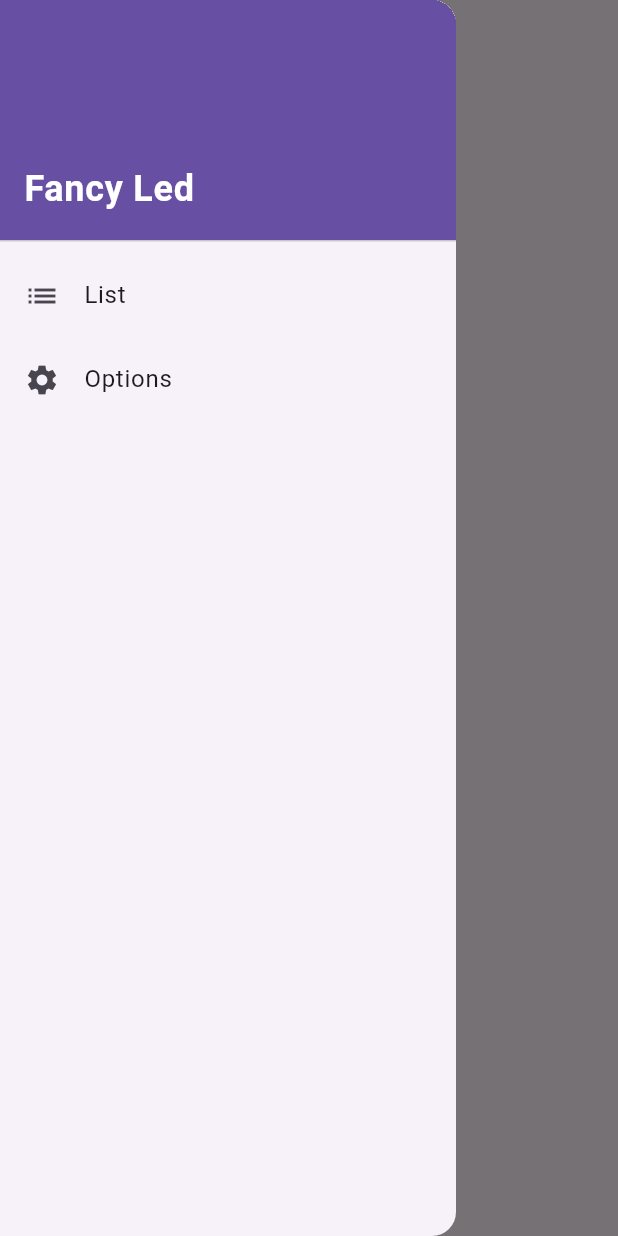
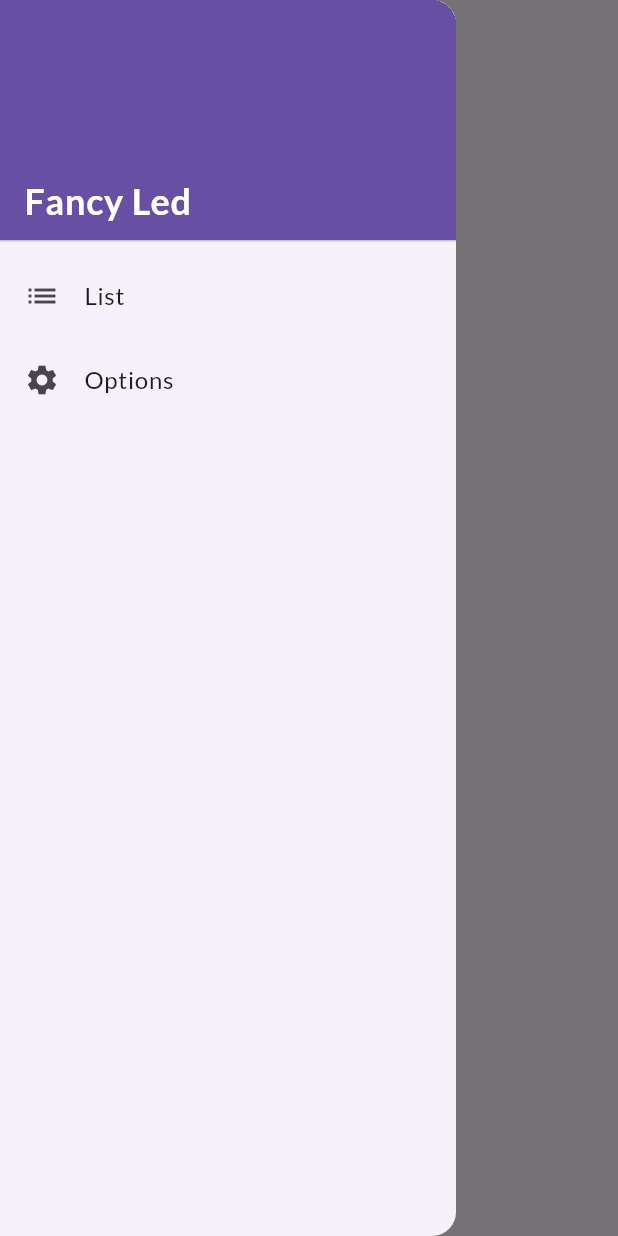
Before and after one commit to chouyo/project_led, a Flutter app: the HomeScreen screen opened by its route, with the side drawer open, on a phone screen of 412 x 824 dp. Run offline on Flutter 3.47's test engine with Material 3 defaults, Android fonts, the phone set to English and light mode, and no system bars; our stand-ins replace get, google_fonts, hive, hive_flutter, vibration, wakelock_plus; accounts and stored records are empty.

Commit message:
Enhance text styling across screens by integrating Google Fonts for a consistent and improved typography experience in HomeScreen, ListScreen, OptionScreen, and MainDrawer.

```diff
--- a/lib/presentation/home/home.screen.dart
+++ b/lib/presentation/home/home.screen.dart
@@ -42,10 +42,10 @@ class _HomeScreenState extends State<HomeScreen> with WidgetsBindingObserver {
 
     // You can use these values or pass them to your controller
     if (deviceJson == null) {
-      return const Center(
+      return Center(
         child: Text(
           'Select a LED from the list',
-          style: TextStyle(
+          style: GoogleFonts.lato(
             fontSize: 16,
             color: Colors.grey,
           ),
@@ -145,7 +145,11 @@ class _HomeScreenState extends State<HomeScreen> with WidgetsBindingObserver {
                                   children: [
                                     Text(
                                       'Settings',
-                                      style: TextStyle(color: Colors.white),
+                                      style: TextStyle(
+                                        color: Colors.white,
+                                        fontFamily:
+                                            GoogleFonts.lato().fontFamily,
+                                      ),
                                     ),
                                     SizedBox(height: 16),
                                     // Speed Row
@@ -157,7 +161,9 @@ class _HomeScreenState extends State<HomeScreen> with WidgetsBindingObserver {
                                             'Speed',
                                             style: TextStyle(
                                                 color: Colors.white70,
-                                                fontSize: 12),
+                                                fontSize: 12,
+                                                fontFamily: GoogleFonts.lato()
+                                                    .fontFamily),
                                           ),
                                         ),
                                         Expanded(
@@ -192,7 +198,9 @@ class _HomeScreenState extends State<HomeScreen> with WidgetsBindingObserver {
                                             'Text Color',
                                             style: TextStyle(
                                                 color: Colors.white70,
-                                                fontSize: 12),
+                                                fontSize: 12,
+                                                fontFamily: GoogleFonts.lato()
+                                                    .fontFamily),
                                           ),
                                         ),
                                         Expanded(
@@ -225,7 +233,9 @@ class _HomeScreenState extends State<HomeScreen> with WidgetsBindingObserver {
                                             'Background',
                                             style: TextStyle(
                                                 color: Colors.white70,
-                                                fontSize: 12),
+                                                fontSize: 12,
+                                                fontFamily: GoogleFonts.lato()
+                                                    .fontFamily),
                                           ),
                                         ),
                                         Expanded(
--- a/lib/presentation/shared/main_drawer.dart
+++ b/lib/presentation/shared/main_drawer.dart
@@ -1,6 +1,7 @@
 import 'package:flutter/material.dart';
 import 'package:flutter/services.dart';
 import 'package:get/get.dart';
+import 'package:google_fonts/google_fonts.dart';
 import '../../infrastructure/navigation/routes.dart';
 
 class MainDrawer extends StatelessWidget {
@@ -24,19 +25,18 @@ class MainDrawer extends StatelessWidget {
               children: [
                 Text(
                   'Fancy Led',
-                  style: TextStyle(
-                    color: Colors.white,
+                  style: GoogleFonts.lato(
                     fontSize: 24,
                     fontWeight: FontWeight.bold,
+                    color: Colors.white,
                   ),
-                ),
-                SizedBox(height: 8),
+                )
               ],
             ),
           ),
           ListTile(
             leading: Icon(Icons.list),
-            title: Text('List'),
+            title: Text('List', style: GoogleFonts.lato()),
             onTap: () {
               Scaffold.of(context).closeDrawer();
               if (currentRoute != Routes.LIST) {
@@ -50,7 +50,7 @@ class MainDrawer extends StatelessWidget {
           ),
           ListTile(
             leading: Icon(Icons.settings),
-            title: Text('Options'),
+            title: Text('Options', style: GoogleFonts.lato()),
             onTap: () {
               Scaffold.of(context).closeDrawer();
               if (currentRoute != Routes.OPTION) {
```
Also changed, not shown: lib/presentation/list/list.screen.dart (+14 -6 lines), lib/presentation/option/option.screen.dart (+11 -1 lines).
